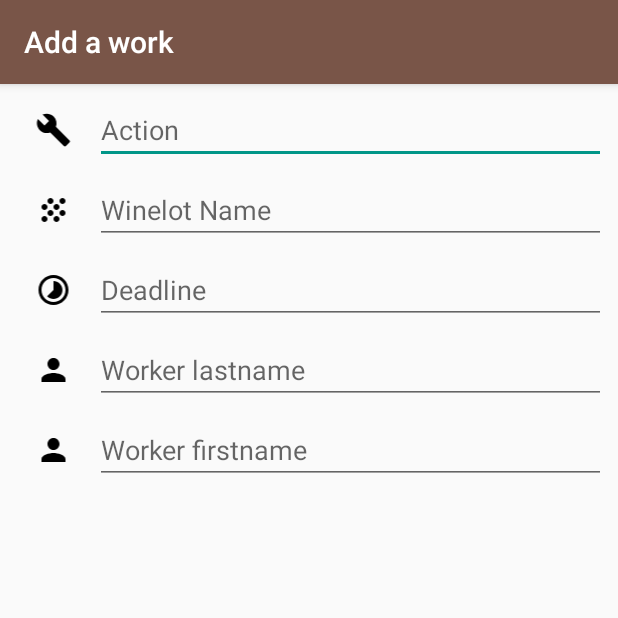
After one commit to flavienbonvin/wineyardmanager-android, an Android app: the ActivityWorkAdd screen opened directly, with no data from a screen before it, on a phone screen of 412 x 824 dp, the top half of it. The commit adds this screen. Run offline under Robolectric (Android 15) with nearby library versions, the phone set to English and light mode, and no system bars.

Commit message:
DB Corrected first

```diff
--- /dev/null
+++ b/app/src/main/java/com/luca/flavien/wineyardmanager/ActivityClasses/ActivityWorkAdd.java
@@ -0,0 +1,16 @@
+package com.luca.flavien.wineyardmanager.ActivityClasses;
+
+import android.support.v7.app.AppCompatActivity;
+import android.os.Bundle;
+
+import com.luca.flavien.wineyardmanager.R;
+
+public class ActivityWorkAdd extends AppCompatActivity {
+
+    @Override
+    protected void onCreate(Bundle savedInstanceState) {
+        super.onCreate(savedInstanceState);
+        setContentView(R.layout.activity_work_add);
+        setTitle("Add a work");
+    }
+}
--- a/app/src/main/java/com/luca/flavien/wineyardmanager/DB/Contract.java
+++ b/app/src/main/java/com/luca/flavien/wineyardmanager/DB/Contract.java
@@ -55,6 +55,8 @@ public class Contract {
                 + JobEntry.KEY_ID + " INTEGER PRIMARY KEY,"
                 + JobEntry.KEY_DESCRIPTION + " TEXT, "
                 + JobEntry.KEY_DEADLINE + " TEXT, "
+                + JobEntry.KEY_WINELOT_ID + "INTEGER, "
+                + JobEntry.KEY_WORKER_ID + "INTEGER, "
                 + "FOREIGN KEY (" + KEY_WINELOT_ID +") REFERENCES " + WineLotEntry.TABLE_WINELOT+ " (" + KEY_ID + "), "
                 + "FOREIGN KEY (" + KEY_WORKER_ID +") REFERENCES " + WorkerEntry.TABLE_WORKER+ " (" + KEY_ID + "), "
                 + ");";
@@ -83,6 +85,8 @@ public class Contract {
                 + WineLotEntry.KEY_SURFACE + " TEXT, "
                 + WineLotEntry.KEY_NUMWINESTOCK + " TEXT, "
                 + WineLotEntry.KEY_PICTURE + " TEXT, "
+                + WineLotEntry.KEY_WINEVARIETY_ID + "INTEGER, "
+                + WineLotEntry.KEY_ORIENTATION_ID + "INTEGER, "
                 + "FOREIGN KEY (" + KEY_WINEVARIETY_ID +") REFERENCES " + WineVarietyEntry.TABLE_WINEVARIETY+ " (" + KEY_ID + "), "
                 + "FOREIGN KEY (" + KEY_ORIENTATION_ID +") REFERENCES " + OrientationEntry.TABLE_ORIENTATION+ " (" + KEY_ID + "), "
                 + ");";
--- /dev/null
+++ b/app/src/main/res/layout/activity_work_add.xml
@@ -0,0 +1,177 @@
+<?xml version="1.0" encoding="utf-8"?>
+<android.support.constraint.ConstraintLayout xmlns:android="http://schemas.android.com/apk/res/android"
+    xmlns:app="http://schemas.android.com/apk/res-auto"
+    xmlns:tools="http://schemas.android.com/tools"
+    android:layout_width="match_parent"
+    android:layout_height="match_parent"
+    tools:context="com.luca.flavien.wineyardmanager.ActivityClasses.ActivityWorkAdd">
+
+    <LinearLayout
+        android:layout_width="0dp"
+        android:layout_height="wrap_content"
+        android:orientation="horizontal"
+        android:id="@+id/linearLayout"
+        tools:layout_constraintTop_creator="1"
+        tools:layout_constraintRight_creator="1"
+        android:layout_marginStart="8dp"
+        android:layout_marginEnd="8dp"
+        app:layout_constraintRight_toRightOf="parent"
+        android:layout_marginTop="8dp"
+        tools:layout_constraintLeft_creator="1"
+        app:layout_constraintLeft_toLeftOf="parent"
+        app:layout_constraintTop_toTopOf="parent">
+
+        <ImageView
+            android:id="@+id/icon_action"
+            android:layout_width="wrap_content"
+            android:layout_height="wrap_content"
+            android:layout_weight="1"
+            app:srcCompat="@drawable/ic_build"
+            android:layout_gravity="center"/>
+
+        <EditText
+            android:id="@+id/edit_action"
+            android:layout_width="wrap_content"
+            android:layout_height="wrap_content"
+            android:layout_weight="4"
+            android:ems="10"
+            android:inputType="textPersonName"
+            android:hint="@string/Action" />
+    </LinearLayout>
+
+    <LinearLayout
+        android:layout_width="0dp"
+        android:layout_height="wrap_content"
+        android:orientation="horizontal"
+        android:id="@+id/linearLayout2"
+        tools:layout_constraintTop_creator="1"
+        tools:layout_constraintRight_creator="1"
+        android:layout_marginStart="8dp"
+        android:layout_marginEnd="8dp"
+        app:layout_constraintRight_toRightOf="parent"
+        android:layout_marginTop="8dp"
+        app:layout_constraintTop_toBottomOf="@+id/linearLayout"
+        tools:layout_constraintLeft_creator="1"
+        app:layout_constraintLeft_toLeftOf="parent">
+
+        <ImageView
+            android:id="@+id/icon_wineYard"
+            android:layout_width="wrap_content"
+            android:layout_height="wrap_content"
+            android:layout_weight="1"
+            app:srcCompat="@drawable/ic_winelot_name"
+            android:layout_gravity="center"/>
+
+        <EditText
+            android:id="@+id/edit_name"
+            android:layout_width="wrap_content"
+            android:layout_height="wrap_content"
+            android:layout_weight="4"
+            android:ems="10"
+            android:inputType="textPersonName"
+            android:hint="@string/Winelotname" />
+    </LinearLayout>
+
+    <LinearLayout
+        android:layout_width="0dp"
+        android:layout_height="wrap_content"
+        android:orientation="horizontal"
+        tools:layout_constraintTop_creator="1"
+        tools:layout_constraintRight_creator="1"
+        app:layout_constraintRight_toRightOf="@+id/linearLayout2"
+        android:layout_marginTop="8dp"
+        app:layout_constraintTop_toBottomOf="@+id/linearLayout2"
+        tools:layout_constraintLeft_creator="1"
+        app:layout_constraintLeft_toLeftOf="@+id/linearLayout2"
+        android:layout_marginLeft="0dp"
+        android:id="@+id/linearLayout3">
+
+        <ImageView
+            android:id="@+id/icon_deadline"
+            android:layout_width="wrap_content"
+            android:layout_height="wrap_content"
+            android:layout_weight="1"
+            app:srcCompat="@drawable/ic_deadline"
+            android:layout_gravity="center"/>
+
+        <EditText
+            android:id="@+id/edit_deadline"
+            android:layout_width="wrap_content"
+            android:layout_height="wrap_content"
+            android:layout_weight="4"
+            android:ems="10"
+            android:inputType="textPersonName"
+            android:hint="@string/Deadline"
+            tools:layout_editor_absoluteY="0dp"
+            tools:layout_editor_absoluteX="50dp" />
+    </LinearLayout>
+
+    <LinearLayout
+        android:layout_width="0dp"
+        android:layout_height="wrap_content"
+        android:orientation="horizontal"
+        tools:layout_constraintTop_creator="1"
+        tools:layout_constraintRight_creator="1"
+        app:layout_constraintRight_toRightOf="@+id/linearLayout2"
+        android:layout_marginTop="8dp"
+        app:layout_constraintTop_toBottomOf="@+id/linearLayout3"
+        tools:layout_constraintLeft_creator="1"
+        app:layout_constraintLeft_toLeftOf="@+id/linearLayout2"
+        android:layout_marginLeft="0dp"
+        app:layout_constraintHorizontal_bias="0.0"
+        android:id="@+id/linearLayout4">
+
+        <ImageView
+            android:id="@+id/icon_worker_lastname"
+            android:layout_width="wrap_content"
+            android:layout_height="wrap_content"
+            android:layout_weight="1"
+            app:srcCompat="@drawable/ic_contact"
+            android:layout_gravity="center"/>
+
+        <EditText
+            android:id="@+id/edit_worker_lastname"
+            android:layout_width="wrap_content"
+            android:layout_height="wrap_content"
+            android:layout_weight="4"
+            android:ems="10"
+            android:inputType="textPersonName"
+            android:hint="@string/WorkerLastname"
+            tools:layout_editor_absoluteY="0dp"
+            tools:layout_editor_absoluteX="50dp" />
+    </LinearLayout>
+    <LinearLayout
+        android:layout_width="0dp"
+        android:layout_height="wrap_content"
+        android:orientation="horizontal"
+        tools:layout_constraintTop_creator="1"
+        tools:layout_constraintRight_creator="1"
+        app:layout_constraintRight_toRightOf="@+id/linearLayout3"
+        android:layout_marginTop="8dp"
+        app:layout_constraintTop_toBottomOf="@+id/linearLayout4"
+        tools:layout_constraintLeft_creator="1"
+        app:layout_constraintLeft_toLeftOf="@+id/linearLayout3"
+        android:layout_marginLeft="0dp"
+        app:layout_constraintHorizontal_bias="0.0"
+        android:id="@+id/linearLayout5">
+
+        <ImageView
+            android:id="@+id/icon_worker_firstname"
+            android:layout_width="wrap_content"
+            android:layout_height="wrap_content"
+            android:layout_weight="1"
+            app:srcCompat="@drawable/ic_contact"
+            android:layout_gravity="center"/>
+
+        <EditText
+            android:id="@+id/edit_worker_firstname"
+            android:layout_width="wrap_content"
+            android:layout_height="wrap_content"
+            android:layout_weight="4"
+            android:ems="10"
+            android:inputType="textPersonName"
+            android:hint="@string/WorkerFirstname"
+            tools:layout_editor_absoluteY="0dp"
+            tools:layout_editor_absoluteX="50dp" />
+    </LinearLayout>
+</android.support.constraint.ConstraintLayout>
--- a/app/src/main/res/layout/fragment_employee.xml
+++ b/app/src/main/res/layout/fragment_employee.xml
@@ -6,7 +6,7 @@
     android:layout_height="match_parent">
 
     <android.support.design.widget.FloatingActionButton
-        android:id="@+id/fab"
+        android:id="@+id/fab_add_employee"
         android:layout_width="wrap_content"
         android:layout_height="wrap_content"
         android:layout_marginBottom="8dp"
--- a/app/src/main/res/layout/fragment_work.xml
+++ b/app/src/main/res/layout/fragment_work.xml
@@ -7,7 +7,7 @@
     android:layout_height="match_parent">
 
     <android.support.design.widget.FloatingActionButton
-        android:id="@+id/floatingActionButton"
+        android:id="@+id/fab_add_work"
         android:layout_width="wrap_content"
         android:layout_height="wrap_content"
         android:layout_marginBottom="8dp"
--- a/app/src/main/res/values/strings.xml
+++ b/app/src/main/res/values/strings.xml
@@ -35,4 +35,13 @@
     <string name="vines">vines</string>
     <string name="square_meters">square meters</string>
     <string name="work_details">Work details</string>
+    <string name="Lastname">Lastname</string>
+    <string name="Firstname">Firstname</string>
+    <string name="Phone">Phone</string>
+    <string name="Mail">Mail</string>
+    <string name="Action">Action</string>
+    <string name="Winelotname">Winelot Name</string>
+    <string name="Deadline">Deadline</string>
+    <string name="WorkerFirstname">Worker firstname</string>
+    <string name="WorkerLastname">Worker lastname</string>
 </resources>
```
Also changed, not shown: app/src/main/AndroidManifest.xml (+8 -6 lines), app/src/main/java/com/luca/flavien/wineyardmanager/ActivityClasses/ActivityEmployeeAdd.java (added, +16 -0 lines), app/src/main/java/com/luca/flavien/wineyardmanager/FragmentClasses/FragEmployee.java (+16 -0 lines), app/src/main/java/com/luca/flavien/wineyardmanager/FragmentClasses/FragWork.java (+12 -0 lines), app/src/main/res/layout/activity_employee_add.xml (added, +158 -0 lines), app/src/main/res/layout/fragment_employee_add.xml (deleted, +0 -83 lines).
